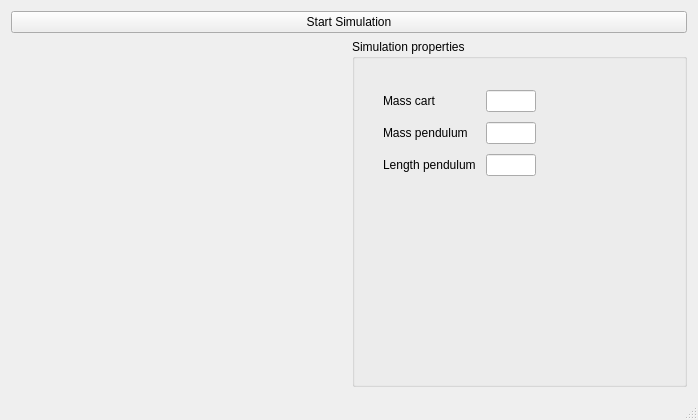
First picture: the form in cpp/lib/gui/mainwindow.ui, repository darfRaider/PendulumCart, before the edit.
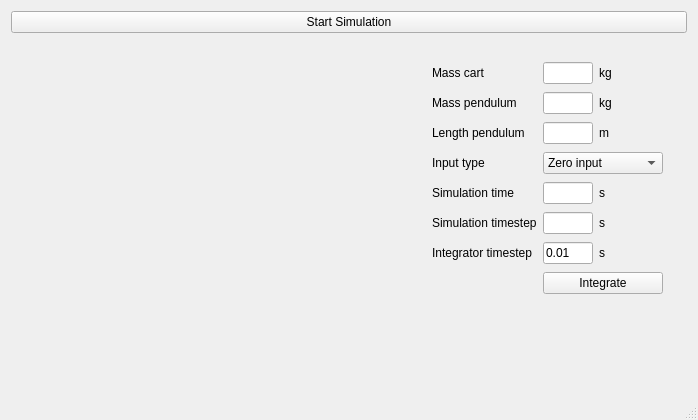
Second picture: the form after the edit. Custom widgets are drawn as their Qt base class.

What changed in the file:
```diff
--- a/cpp/lib/gui/mainwindow.ui
+++ b/cpp/lib/gui/mainwindow.ui
@@ -35,32 +35,16 @@
           <height>16777215</height>
          </size>
         </property>
-       </widget>
-      </item>
-      <item>
-       <widget class="QGroupBox" name="groupBox">
-        <property name="title">
-         <string>Simulation properties</string>
-        </property>
-        <widget class="QWidget" name="formLayoutWidget">
+        <widget class="QWidget" name="">
          <property name="geometry">
           <rect>
-           <x>20</x>
-           <y>40</y>
-           <width>311</width>
-           <height>184</height>
+           <x>410</x>
+           <y>10</y>
+           <width>253</width>
+           <height>260</height>
           </rect>
          </property>
-         <layout class="QFormLayout" name="formLayout">
-          <property name="rowWrapPolicy">
-           <enum>QFormLayout::DontWrapRows</enum>
-          </property>
-          <property name="horizontalSpacing">
-           <number>10</number>
-          </property>
-          <property name="verticalSpacing">
-           <number>10</number>
-          </property>
+         <layout class="QGridLayout" name="gridLayout">
           <item row="0" column="0">
            <widget class="QLabel" name="label">
             <property name="text">
@@ -68,26 +52,6 @@
             </property>
            </widget>
           </item>
-          <item row="0" column="1">
-           <widget class="QLineEdit" name="massCart">
-            <property name="maximumSize">
-             <size>
-              <width>50</width>
-              <height>16777215</height>
-             </size>
-            </property>
-            <property name="styleSheet">
-             <string notr="true"/>
-            </property>
-           </widget>
-          </item>
-          <item row="1" column="0">
-           <widget class="QLabel" name="label_2">
-            <property name="text">
-             <string>Mass pendulum</string>
-            </property>
-           </widget>
-          </item>
           <item row="2" column="0">
            <widget class="QLabel" name="label_3">
             <property name="text">
@@ -95,16 +59,63 @@
             </property>
            </widget>
           </item>
-          <item row="1" column="1">
-           <widget class="QLineEdit" name="massPendulum">
+          <item row="5" column="2">
+           <widget class="QLabel" name="label_12">
+            <property name="text">
+             <string>s</string>
+            </property>
+           </widget>
+          </item>
+          <item row="4" column="0">
+           <widget class="QLabel" name="label_5">
+            <property name="text">
+             <string>Simulation time</string>
+            </property>
+           </widget>
+          </item>
+          <item row="5" column="1">
+           <widget class="QLineEdit" name="simulationTimestep">
             <property name="maximumSize">
              <size>
               <width>50</width>
               <height>16777215</height>
              </size>
             </property>
-            <property name="styleSheet">
-             <string notr="true"/>
+           </widget>
+          </item>
+          <item row="5" column="0">
+           <widget class="QLabel" name="label_6">
+            <property name="text">
+             <string>Simulation timestep</string>
+            </property>
+           </widget>
+          </item>
+          <item row="4" column="1">
+           <widget class="QLineEdit" name="simulationTime">
+            <property name="maximumSize">
+             <size>
+              <width>50</width>
+              <height>16777215</height>
+             </size>
+            </property>
+           </widget>
+          </item>
+          <item row="3" column="1" colspan="2">
+           <widget class="QComboBox" name="inputType">
+            <property name="currentText">
+             <string>Zero input</string>
+            </property>
+            <item>
+             <property name="text">
+              <string>Zero input</string>
+             </property>
+            </item>
+           </widget>
+          </item>
+          <item row="6" column="0">
+           <widget class="QLabel" name="label_7">
+            <property name="text">
+             <string>Integrator timestep</string>
             </property>
            </widget>
           </item>
@@ -118,6 +129,101 @@
             </property>
            </widget>
           </item>
+          <item row="0" column="1">
+           <widget class="QLineEdit" name="massCart">
+            <property name="maximumSize">
+             <size>
+              <width>50</width>
+              <height>16777215</height>
+             </size>
+            </property>
+            <property name="styleSheet">
+             <string notr="true"/>
+            </property>
+           </widget>
+          </item>
+          <item row="1" column="1">
+           <widget class="QLineEdit" name="massPendulum">
+            <property name="maximumSize">
+             <size>
+              <width>50</width>
+              <height>16777215</height>
+             </size>
+            </property>
+            <property name="styleSheet">
+             <string notr="true"/>
+            </property>
+           </widget>
+          </item>
+          <item row="3" column="0">
+           <widget class="QLabel" name="label_4">
+            <property name="text">
+             <string>Input type</string>
+            </property>
+           </widget>
+          </item>
+          <item row="0" column="2">
+           <widget class="QLabel" name="label_8">
+            <property name="text">
+             <string>kg</string>
+            </property>
+           </widget>
+          </item>
+          <item row="1" column="2">
+           <widget class="QLabel" name="label_9">
+            <property name="text">
+             <string>kg</string>
+            </property>
+           </widget>
+          </item>
+          <item row="2" column="2">
+           <widget class="QLabel" name="label_10">
+            <property name="text">
+             <string>m</string>
+            </property>
+           </widget>
+          </item>
+          <item row="1" column="0">
+           <widget class="QLabel" name="label_2">
+            <property name="text">
+             <string>Mass pendulum</string>
+            </property>
+           </widget>
+          </item>
+          <item row="6" column="1">
+           <widget class="QLineEdit" name="integratorTimestep">
+            <property name="maximumSize">
+             <size>
+              <width>50</width>
+              <height>16777215</height>
+             </size>
+            </property>
+            <property name="text">
+             <string>0.01</string>
+            </property>
+           </widget>
+          </item>
+          <item row="4" column="2">
+           <widget class="QLabel" name="label_11">
+            <property name="text">
+             <string>s</string>
+            </property>
+           </widget>
+          </item>
+          <item row="6" column="2">
+           <widget class="QLabel" name="label_13">
+            <property name="text">
+             <string>s</string>
+            </property>
+           </widget>
+          </item>
+          <item row="7" column="1" colspan="2">
+           <widget class="QPushButton" name="pushButton">
+            <property name="text">
+             <string>Integrate</string>
+            </property>
+           </widget>
+          </item>
          </layout>
         </widget>
        </widget>
```
